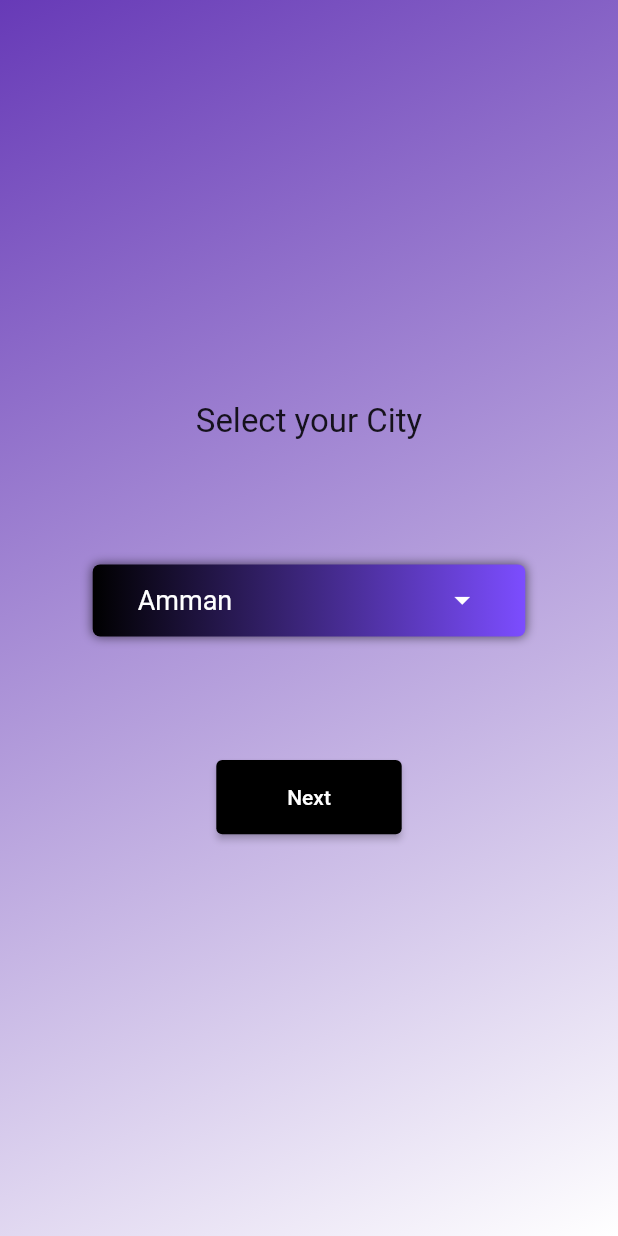
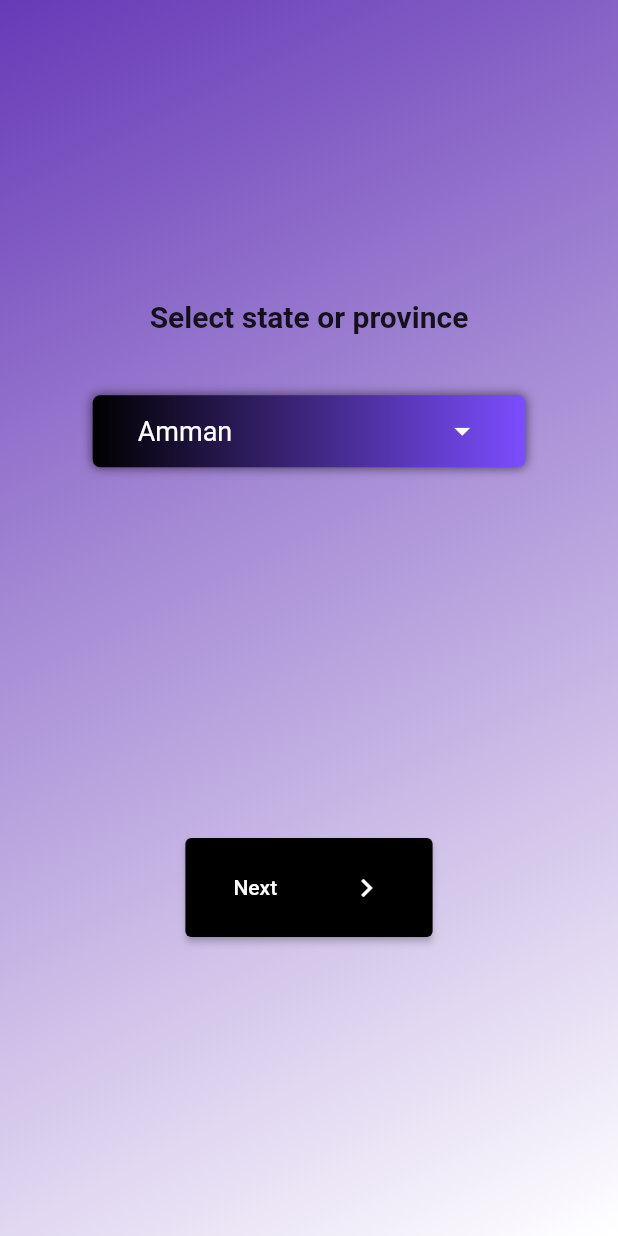
Before and after one commit to khaledDerbass/BlackMarket, a Flutter app: the screen it shows after launch, on a phone screen of 412 x 824 dp. Run offline on Flutter 3.47's test engine with Material 2 defaults, Android fonts, the phone set to English and light mode, and no system bars; our stand-ins replace cloud_firestore, convex_bottom_bar, easy_localization, firebase_auth, firebase_core, image_picker and 2 more; missing offline and left inert: flutter_stories, stories_for_flutter; accounts and stored records are empty; key blocks and very long unbroken strings in the code were emptied for the run.

```diff
--- a/lib/src/ui/AddPostScreen.dart
+++ b/lib/src/ui/AddPostScreen.dart
@@ -74,7 +74,8 @@ class _AddPostPageState extends State<AddPostPage> {
                                 "Choose Category",
                                 style: TextStyle(
                                   fontSize: 18,
-                                  fontWeight: FontWeight.bold,
+                                  fontWeight:
+                                  FontWeight.bold,
                                 ),
                               ),
                       ),
--- a/lib/src/ui/UserPrefrencesScreen.dart
+++ b/lib/src/ui/UserPrefrencesScreen.dart
@@ -44,8 +44,13 @@ class _UserPrefrencesScreenState extends State<UserPrefrencesScreen>{
               child: Column(
                 mainAxisAlignment: MainAxisAlignment.center,
                 children: [
-                  const Text("Select your City",style: TextStyle(fontSize: 22),),
-                  SizedBox(height: MediaQuery.of(context).size.height * 0.1,),
+                  const Text("Select state or province",style: TextStyle(
+                    fontSize: 20,
+                    fontWeight: FontWeight.bold,
+                  ),
+                  ),
+
+                  SizedBox(height: MediaQuery.of(context).size.height * 0.05,),
                   Container(
                     width: MediaQuery.of(context).size.width * 0.7,
                     child: DecoratedBox(
@@ -96,11 +101,12 @@ class _UserPrefrencesScreenState extends State<UserPrefrencesScreen>{
                         )
                     ),
                   ),
-                  SizedBox(height: MediaQuery.of(context).size.height * 0.1,),
+                  SizedBox(height: MediaQuery.of(context).size.height * 0.3,),
                   ElevatedButton(
                     style: ElevatedButton.styleFrom(
                         primary: Colors.black,
-                        fixedSize: Size(MediaQuery.of(context).size.width * 0.3, MediaQuery.of(context).size.height * 0.06,)
+                        fixedSize: Size(MediaQuery.of(context).size.width * 0.4,
+                          MediaQuery.of(context).size.height * 0.08,)
                     ),
                     onPressed: ()=> {
                       _saveUserCity(),
@@ -108,7 +114,34 @@ class _UserPrefrencesScreenState extends State<UserPrefrencesScreen>{
                         context,
                         MaterialPageRoute(builder: (context) => const HomeScreen()),
                       ),
-                    }, child: Text("Next"),
+                    }, child: ElevatedButton(
+                    style: ElevatedButton.styleFrom(
+                      maximumSize: Size(
+                          MediaQuery.of(context).size.height * .20,
+                          MediaQuery.of(context).size.height * .05),
+                      minimumSize: Size(
+                          MediaQuery.of(context).size.height * .20,
+                          MediaQuery.of(context).size.height * .05),
+                      primary: Colors.black,
+                      shape: StadiumBorder(),
+                    ),
+                    onPressed: () {Navigator.push(
+                        context,
+                        MaterialPageRoute(builder: (context) => const HomeScreen()),);},
+                    child: Row(
+                      mainAxisAlignment: MainAxisAlignment.spaceBetween,
+                      crossAxisAlignment: CrossAxisAlignment.center,
+                      children: [
+                        Text(
+                            isArabic(context) ? 'التالي' : 'Next'),
+                        Icon(
+                          Icons.navigate_next
+                          ,
+                          color: Colors.white,
+                        ),
+                      ],
+                    ),
+                  ),
                   ),
                 ],
               ),
```
Also changed, not shown: lib/src/ui/ProfilePage.dart (+137 -0 lines), assets/images/Me.jpg (deleted).
